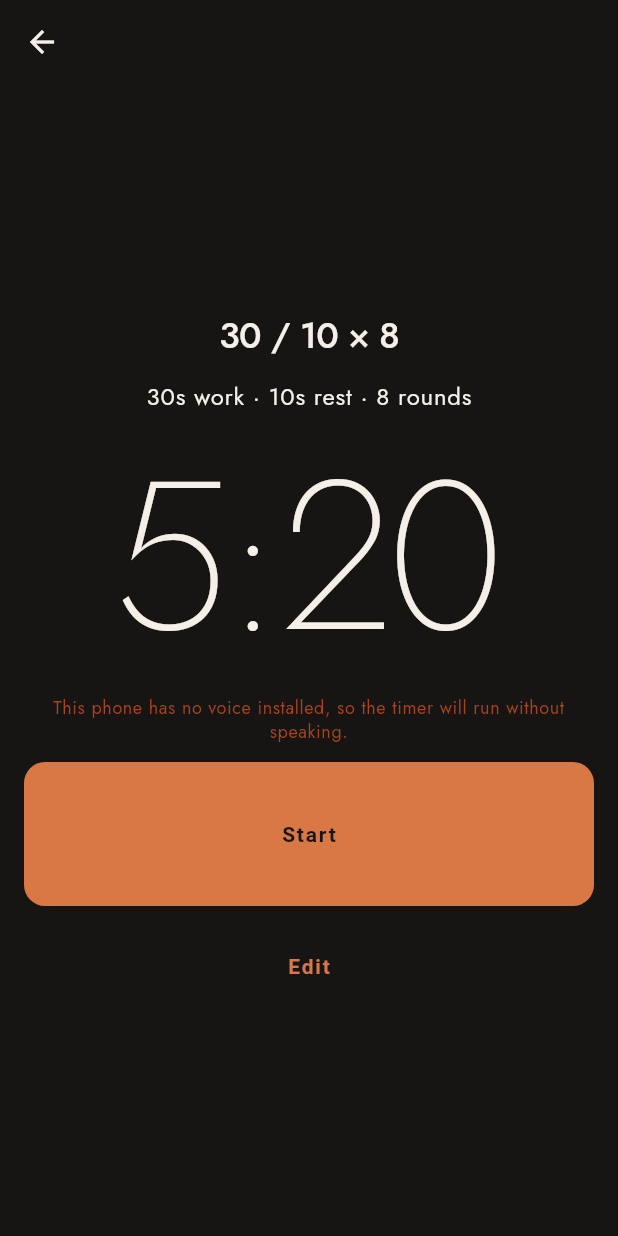
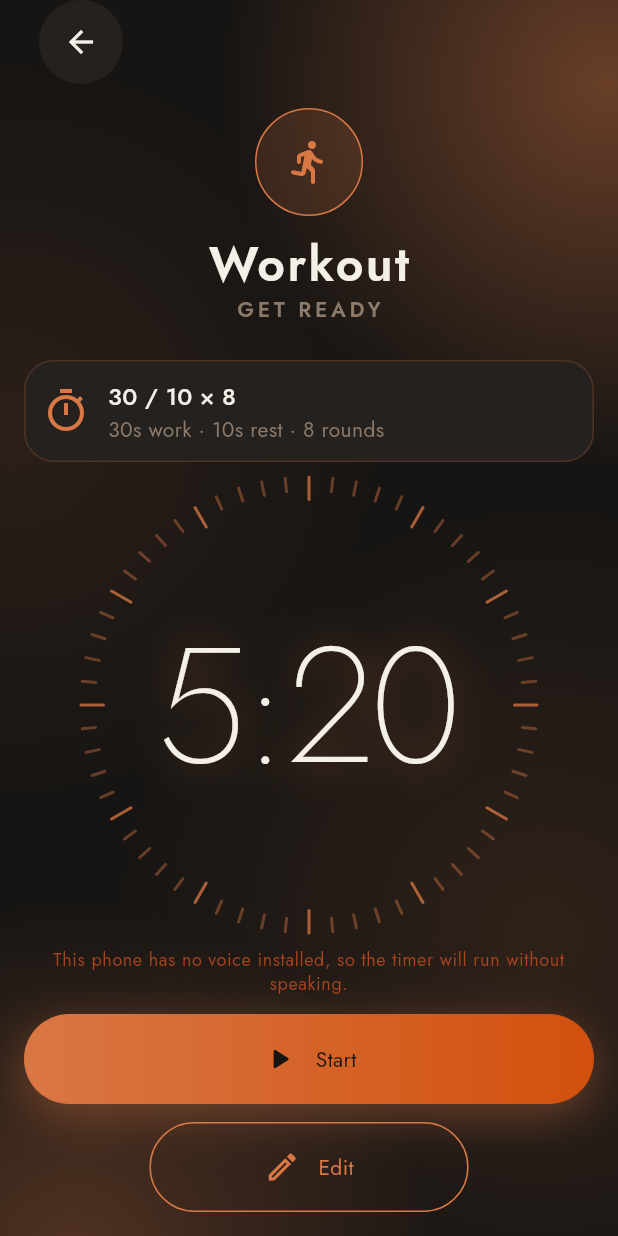
Before and after one commit to coderaadimanv/talking_stopwatch, a Flutter app: the screen it shows after launch, after a tap on an icon or button, on a phone screen of 412 x 824 dp. Run offline on Flutter 3.47's test engine with Material 3 defaults, Android fonts, the phone set to English and light mode, and no system bars; our stand-ins replace flutter_riverpod, go_router.

Commit message:
Redesign the screen before a workout starts
The ready screen now wears the running screen's anatomy held still: the
same badge, name and caption at the top, a card saying which workout,
and a ring where the dial will be.

The ring is marked rather than filled. There is no progress to draw
before anything has started, and an empty arc would only ask to be read
as zero -- sixty marks say "this is a clock, it has not started" and
every fifth is longer, which is what stops a ring of identical dashes
reading as a texture.

The two actions are pills now, and deliberately unequal: the one the
screen is really offering is filled, lit and glowing, and the one beside
it is a narrower outline. On this screen the wrong one is a tap away
from the right one, so the difference should be obvious from the far
side of the room.

The finished state got the same shape, so the end of a workout looks
like its start. It had no test, having been written blind, and now has
one -- which immediately showed that driving a session past its end in a
test needs the state republished, exactly as the app does when it comes
back to the front.

The back button is a chip here too, matching the rest of the app.

133 tests, analyzer clean. Checked on the emulator.

Co-Authored-By: Claude Opus 5 <noreply@anthropic.com>

```diff
--- a/lib/app/style.dart
+++ b/lib/app/style.dart
@@ -61,6 +61,16 @@ abstract final class Shadows {
   /// Under the primary control: tighter, so it reads as pressable.
   static const control = [
     BoxShadow(color: Color(0x33000000), blurRadius: 14, offset: Offset(0, 6)),
+  ];
+
+  /// Light spilling out of something, rather than a shadow falling under it.
+  /// Only for the one action a screen is really offering.
+  static List<BoxShadow> glow(Color color) => [
+    BoxShadow(
+      color: color.withValues(alpha: 0.38),
+      blurRadius: 26,
+      offset: const Offset(0, 8),
+    ),
   ];
 }
 
@@ -156,6 +166,14 @@ abstract final class Sizes {
 
   /// A dot in the round tracker.
   static const dot = 10.0;
+
+  /// The marks around the ring on the screen before a workout starts.
+  static const tick = 9.0;
+  static const tickMajor = 15.0;
+  static const tickWidth = 2.0;
+
+  /// A pill-shaped action.
+  static const pill = 60.0;
 
   /// The small icon inside a chip.
   static const chipIcon = 16.0;
@@ -281,6 +299,14 @@ class AppColors extends ThemeExtension<AppColors> {
 
   /// The stopwatch has no phase of its own, so it wears the brand's accent.
   Color get stopwatch => work;
+
+  /// The fill of the one action a screen is really offering. Lit from the
+  /// left, so a wide button does not read as a flat slab of colour.
+  LinearGradient gradientOn(Color ground) => LinearGradient(
+    colors: [ground, deepOf(ground)],
+    begin: Alignment.centerLeft,
+    end: Alignment.centerRight,
+  );
 
   /// What to draw on top of a phase colour.
   ///
--- a/lib/app/widgets/circle_badge.dart
+++ b/lib/app/widgets/circle_badge.dart
@@ -13,6 +13,7 @@ class CircleBadge extends StatelessWidget {
     required this.background,
     required this.child,
     this.size = Sizes.badge,
+    this.ring,
   });
 
   // Not const: the icon is built from arguments.
@@ -22,10 +23,16 @@ class CircleBadge extends StatelessWidget {
     required IconData icon,
     required Color color,
     this.size = Sizes.badge,
+    this.ring,
   }) : child = Icon(icon, color: color, size: Sizes.bigIcon);
 
   final Color background;
   final double size;
+
+  /// An outline around it. On a dark screen a washed fill alone can be too
+  /// faint to find; the ring gives it an edge.
+  final Color? ring;
+
   final Widget child;
 
   @override
@@ -33,7 +40,13 @@ class CircleBadge extends StatelessWidget {
     width: size,
     height: size,
     alignment: Alignment.center,
-    decoration: BoxDecoration(color: background, shape: BoxShape.circle),
+    decoration: BoxDecoration(
+      color: background,
+      shape: BoxShape.circle,
+      border: ring == null
+          ? null
+          : Border.all(color: ring!, width: Sizes.hairline),
+    ),
     child: child,
   );
 }
--- /dev/null
+++ b/lib/app/widgets/pill_button.dart
@@ -0,0 +1,90 @@
+import 'package:flutter/material.dart';
+
+import '../style.dart';
+
+/// A wide, fully rounded action.
+///
+/// Two of them: the one a screen is really offering, which is filled, lit and
+/// glowing, and the one beside it, which is an outline. The difference between
+/// them should be obvious from the far side of the room, because on the screen
+/// before a workout the wrong one is only a tap away from the right one.
+class PillButton extends StatelessWidget {
+  const PillButton.primary({
+    super.key,
+    required this.icon,
+    required this.label,
+    required this.onPressed,
+    required this.accent,
+    required this.foreground,
+  }) : _filled = true;
+
+  const PillButton.outlined({
+    super.key,
+    required this.icon,
+    required this.label,
+    required this.onPressed,
+    required this.accent,
+  }) : foreground = accent,
+       _filled = false;
+
+  final IconData icon;
+  final String label;
+  final VoidCallback? onPressed;
+  final Color foreground;
+
+  /// The colour this action is made of.
+  final Color accent;
+
+  final bool _filled;
+
+  @override
+  Widget build(BuildContext context) {
+    final enabled = onPressed != null;
+    final colors = context.colors;
+
+    return DecoratedBox(
+      decoration: BoxDecoration(
+        borderRadius: BorderRadius.circular(Sizes.pill / 2),
+        gradient: _filled && enabled ? colors.gradientOn(accent) : null,
+        color: _filled && !enabled ? Brand.raised : null,
+        border: _filled
+            ? null
+            : Border.all(
+                color: enabled ? accent : Brand.raised,
+                width: Sizes.hairline,
+              ),
+        boxShadow: _filled && enabled ? Shadows.glow(accent) : null,
+      ),
+      child: Material(
+        color: Brand.transparent,
+        borderRadius: BorderRadius.circular(Sizes.pill / 2),
+        clipBehavior: Clip.antiAlias,
+        child: InkWell(
+          onTap: onPressed,
+          child: SizedBox(
+            height: Sizes.pill,
+            child: Row(
+              mainAxisAlignment: MainAxisAlignment.center,
+              children: [
+                Icon(
+                  icon,
+                  size: Sizes.icon,
+                  color: enabled ? foreground : colors.muted,
+                ),
+                const SizedBox(width: Sizes.gap),
+                Flexible(
+                  child: DefaultTextStyle.merge(
+                    style: TextStyle(
+                      color: enabled ? foreground : colors.muted,
+                    ),
+                    child: ActionLabel(label),
+                  ),
+                ),
+              ],
+            ),
+          ),
+        ),
+      ),
+    );
+  }
+}
--- /dev/null
+++ b/lib/app/widgets/tick_ring.dart
@@ -0,0 +1,83 @@
+import 'dart:math' as math;
+
+import 'package:flutter/material.dart';
+
+import '../style.dart';
+
+/// A ring of marks around whatever it is given.
+///
+/// The dial's quieter cousin, for the screen before a workout starts. There is
+/// no progress to draw yet, so drawing an empty arc would only ask to be read
+/// as zero — the marks say "this is a clock, it has not started" instead.
+class TickRing extends StatelessWidget {
+  const TickRing({
+    super.key,
+    required this.color,
+    required this.child,
+    this.count = 60,
+  });
+
+  final Color color;
+
+  /// Sixty, like a clock face. Every fifth is longer, which is what stops a
+  /// ring of identical dashes reading as a texture.
+  final int count;
+
+  final Widget child;
+
+  @override
+  Widget build(BuildContext context) => LayoutBuilder(
+    builder: (context, constraints) {
+      final size = math.min(
+        math.min(
+          constraints.maxWidth * Sizes.dialFraction,
+          constraints.maxHeight,
+        ),
+        Sizes.dialMax,
+      );
+      return SizedBox(
+        width: size,
+        height: size,
+        child: CustomPaint(
+          painter: _Ticks(color: color, count: count),
+          child: Padding(
+            padding: EdgeInsets.all(size * 0.17),
+            child: Center(child: child),
+          ),
+        ),
+      );
+    },
+  );
+}
+
+class _Ticks extends CustomPainter {
+  const _Ticks({required this.color, required this.count});
+
+  final Color color;
+  final int count;
+
+  @override
+  void paint(Canvas canvas, Size size) {
+    final centre = Offset(size.width / 2, size.height / 2);
+    final outer = size.width / 2;
+
+    for (var i = 0; i < count; i++) {
+      final major = i % 5 == 0;
+      final length = major ? Sizes.tickMajor : Sizes.tick;
+      final angle = 2 * math.pi * i / count - math.pi / 2;
+      final direction = Offset(math.cos(angle), math.sin(angle));
+
+      canvas.drawLine(
+        centre + direction * (outer - length),
+        centre + direction * outer,
+        Paint()
+          ..color = color.withValues(alpha: major ? 0.75 : 0.40)
+          ..strokeWidth = Sizes.tickWidth
+          ..strokeCap = StrokeCap.round,
+      );
+    }
+  }
+
+  @override
+  bool shouldRepaint(_Ticks old) => old.color != color || old.count != count;
+}
--- a/lib/features/run/ui/run_screen.dart
+++ b/lib/features/run/ui/run_screen.dart
@@ -6,6 +6,8 @@ import '../../../app/providers.dart';
 import '../../../app/style.dart';
 import '../../../app/widgets/circle_badge.dart';
 import '../../../app/widgets/circle_control.dart';
+import '../../../app/widgets/pill_button.dart';
+import '../../../app/widgets/tick_ring.dart';
 import '../../../app/widgets/dial.dart';
 import '../../../app/widgets/round_tracker.dart';
 import '../../../app/widgets/soft_background.dart';
@@ -65,10 +67,15 @@ class _RunScreenState extends ConsumerState<RunScreen> {
       appBar: session.isActive
           ? null
           : AppBar(
-              backgroundColor: background,
-              leading: IconButton(
+              backgroundColor: Brand.transparent,
+              leadingWidth: Sizes.bigControl,
+              leading: Padding(
+                padding: const EdgeInsets.only(left: Sizes.gap),
+                child: IconButton(
                   onPressed: () => context.go('/'),
+                  style: chipIconButton(),
                   icon: const Icon(Icons.arrow_back),
+                ),
               ),
             ),
       body: _Ground(
@@ -98,12 +105,21 @@ class _Ground extends StatelessWidget {
 
   @override
   Widget build(BuildContext context) => color == null
-      ? child
+      // Nothing running: the app's own dark ground, lit by the accent.
+      ? SoftBackground(
+          color: Brand.ink,
+          glow: context.colors.work,
+          child: child,
+        )
       : SoftBackground(color: color!, child: child);
 }
 
-/// What a workout looks like before it starts: what you are about to do, how
-/// long it takes, and one button the size of a thumb.
+/// What a workout looks like before it starts.
+///
+/// The running screen's anatomy, held still: the same badge, name and caption
+/// at the top, and a ring where the dial will be. There is no progress to draw
+/// yet, so the ring is marked rather than filled — an empty arc would only ask
+/// to be read as zero.
 class _Ready extends ConsumerWidget {
   const _Ready();
 
@@ -112,60 +128,113 @@ class _Ready extends ConsumerWidget {
     final workout = ref.watch(workoutProvider);
     final run = ref.watch(runProvider);
     final hasVoice = ref.watch(voiceAvailableProvider).asData?.value ?? true;
+    final colors = context.colors;
+    final accent = colors.work;
     final text = Theme.of(context).textTheme;
 
     return Column(
-      mainAxisAlignment: MainAxisAlignment.center,
+      children: [
+        CircleBadge.icon(
+          background: Brand.accentWash,
+          ring: accent,
+          icon: Icons.directions_run_rounded,
+          color: accent,
+        ),
+        const SizedBox(height: Sizes.gap),
+        Text('Workout', style: text.headlineLarge),
+        Text('GET READY', style: text.labelLarge),
+        const SizedBox(height: Sizes.bigGap),
+
+        // Which workout, under what you are about to do.
+        Card(
+          child: Padding(
+            padding: const EdgeInsets.all(Sizes.gap),
+            child: Row(
+              children: [
+                Icon(Icons.timer_outlined, color: accent, size: Sizes.bigIcon),
+                const SizedBox(width: Sizes.gap),
+                Expanded(
+                  child: Column(
+                    crossAxisAlignment: CrossAxisAlignment.start,
                     children: [
                       Text(
-          workout.name.isEmpty ? 'Workout' : workout.name,
-          textAlign: TextAlign.center,
-          style: text.headlineSmall,
+                        workout.name.isEmpty ? 'Untitled' : workout.name,
+                        style: text.titleMedium,
+                        maxLines: 1,
+                        overflow: TextOverflow.ellipsis,
                       ),
-        const SizedBox(height: Sizes.gap),
-        Text(workout.summary, style: text.bodyLarge),
-        const SizedBox(height: Sizes.bigGap),
-        FittedBox(
+                      Text(
+                        workout.summary,
+                        style: text.bodyMedium,
+                        maxLines: 2,
+                        overflow: TextOverflow.ellipsis,
+                      ),
+                    ],
+                  ),
+                ),
+              ],
+            ),
+          ),
+        ),
+
+        Expanded(
+          child: Center(
+            child: TickRing(
+              color: accent,
+              child: FittedBox(
                 fit: BoxFit.scaleDown,
-          child: Text(workout.totalLabel, style: text.displayLarge),
+                child: Text(
+                  workout.totalLabel,
+                  style: text.displayLarge?.copyWith(
+                    // Lit from within, which is the only thing separating a
+                    // waiting clock from a stopped one.
+                    shadows: [
+                      Shadow(
+                        color: accent.withValues(alpha: 0.55),
+                        blurRadius: 32,
                       ),
-        const SizedBox(height: Sizes.bigGap),
+                    ],
+                  ),
+                ),
+              ),
+            ),
+          ),
+        ),
+
         if (!hasVoice) ...[
           Text(
             'This phone has no voice installed, so the timer will run '
             'without speaking.',
             textAlign: TextAlign.center,
-            style: text.bodySmall?.copyWith(color: context.colors.danger),
+            style: text.bodySmall?.copyWith(color: colors.danger),
           ),
           const SizedBox(height: Sizes.gap),
         ],
-        SizedBox(
-          height: Sizes.bigControl,
-          width: double.infinity,
-          child: FilledButton(
+
+        PillButton.primary(
+          icon: Icons.play_arrow_rounded,
+          label: run.preparing ? 'Getting ready…' : 'Start',
+          accent: accent,
+          foreground: colors.readableOn(accent),
           onPressed: run.preparing
               ? null
               : () => ref.read(runProvider.notifier).start(),
-            child: ActionLabel(run.preparing ? 'Getting ready…' : 'Start'),
-          ),
         ),
         const SizedBox(height: Sizes.gap),
-        TextButton(
+        FractionallySizedBox(
+          widthFactor: 0.56,
+          child: PillButton.outlined(
+            icon: Icons.edit_outlined,
+            label: 'Edit',
+            accent: accent,
             onPressed: () => context.go('/edit/${workout.id}'),
-          child: const Text('Edit'),
+          ),
         ),
       ],
     );
   }
 }
 
-/// A workout in progress, and the screen the whole app exists for.
-///
-/// Read from across a room: the colour says which phase, the arc says how far
-/// through, and only a proper look needs the number. The number itself sits on
-/// the pale dial rather than on the phase colour, which is where it gets its
-/// contrast — the heading and caption are the parts that can afford to be
-/// softer.
 class _Running extends ConsumerWidget {
   const _Running({required this.session});
 
@@ -370,31 +439,54 @@ class _Chip extends StatelessWidget {
   }
 }
 
+/// The end of a workout, in the same shape as its start.
 class _Finished extends ConsumerWidget {
   const _Finished();
 
   @override
-  Widget build(BuildContext context, WidgetRef ref) => Column(
-    mainAxisAlignment: MainAxisAlignment.center,
+  Widget build(BuildContext context, WidgetRef ref) {
+    final colors = context.colors;
+    final accent = colors.work;
+    final text = Theme.of(context).textTheme;
+    final workout = ref.watch(workoutProvider);
+
+    return Column(
       children: [
-      Text('Done', style: Theme.of(context).textTheme.displayLarge),
-      const SizedBox(height: Sizes.bigGap),
-      SizedBox(
-        height: Sizes.bigControl,
-        width: double.infinity,
-        child: FilledButton(
-          onPressed: ref.read(runProvider.notifier).stop,
-          child: const ActionLabel('Again'),
-        ),
+        const Spacer(),
+        CircleBadge.icon(
+          background: Brand.accentWash,
+          ring: accent,
+          icon: Icons.check_rounded,
+          color: accent,
         ),
         const SizedBox(height: Sizes.gap),
-      TextButton(
+        Text('Done', style: text.headlineLarge),
+        Text(
+          workout.totalLabel.toUpperCase(),
+          style: text.labelLarge,
+        ),
+        const Spacer(),
+        PillButton.primary(
+          icon: Icons.replay_rounded,
+          label: 'Again',
+          accent: accent,
+          foreground: colors.readableOn(accent),
+          onPressed: ref.read(runProvider.notifier).stop,
+        ),
+        const SizedBox(height: Sizes.gap),
+        FractionallySizedBox(
+          widthFactor: 0.56,
+          child: PillButton.outlined(
+            icon: Icons.list_rounded,
+            label: 'Workouts',
+            accent: accent,
             onPressed: () async {
               await ref.read(runProvider.notifier).stop();
               if (context.mounted) context.go('/');
             },
-        child: const Text('Back to the list'),
+          ),
         ),
       ],
     );
   }
+}
```
Also changed, not shown: 1 other file. Lines whose indentation alone changed are shown as unchanged.
